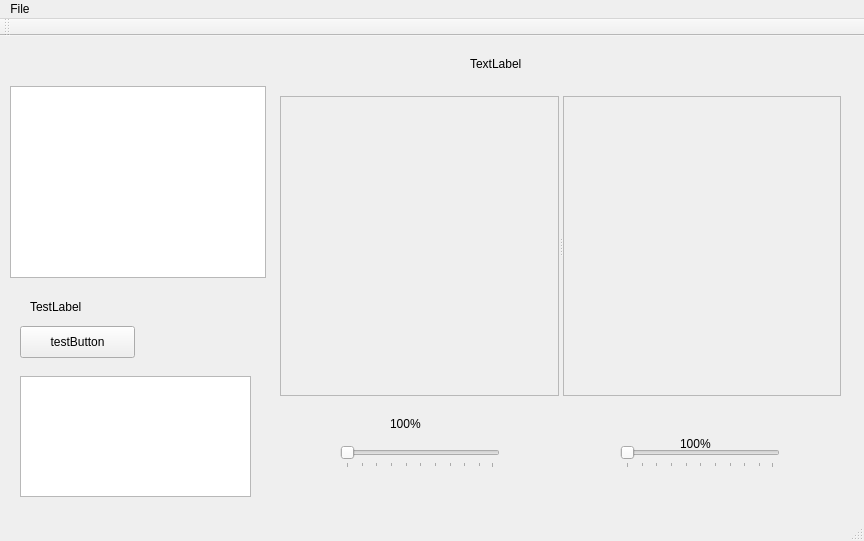
This is mainwindow.ui in j71200/DentistHelper as Qt 5 draws it before an edit. The edited form follows.
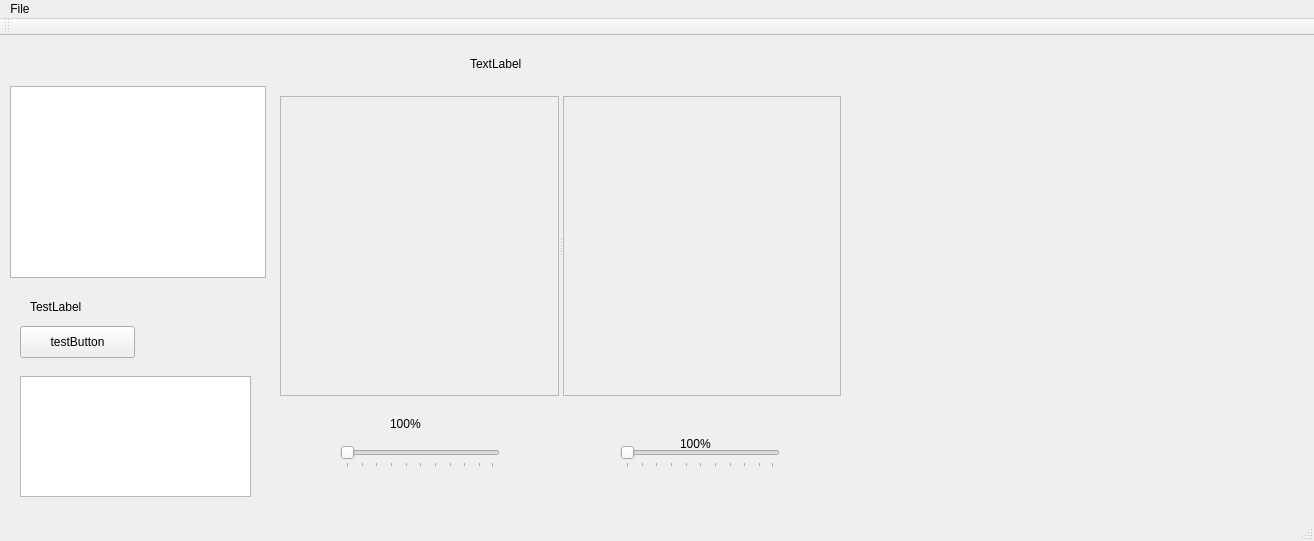
This is the edited form. Custom widgets are drawn as their Qt base class.

Commit message: Before refining UI

```diff
--- a/mainwindow.ui
+++ b/mainwindow.ui
@@ -6,7 +6,7 @@
    <rect>
     <x>0</x>
     <y>0</y>
-    <width>864</width>
+    <width>1314</width>
     <height>541</height>
    </rect>
   </property>
@@ -202,7 +202,7 @@
     <rect>
      <x>0</x>
      <y>0</y>
-     <width>864</width>
+     <width>1314</width>
      <height>22</height>
     </rect>
    </property>
```
The commit also changes 3 other files.
